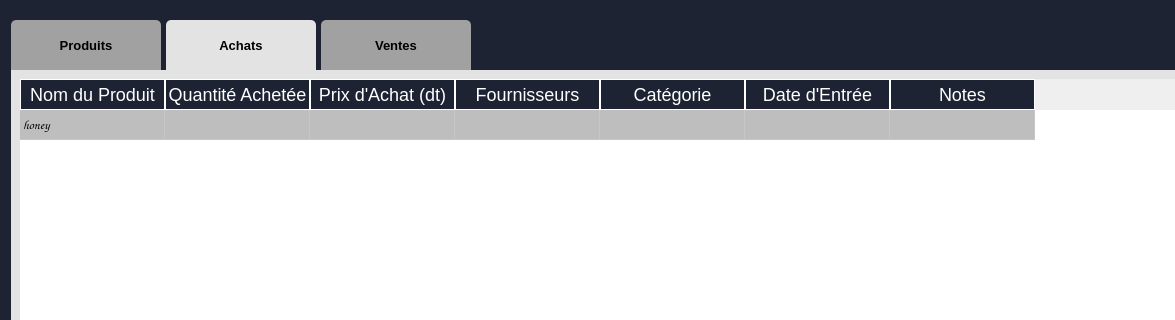
MoadhOueslati/Product-Management-Software-6, file styles/main.ui: the form before one commit; both pictures show x 0 to 1175 and y 0 to 320 of the 1290 by 920 pixel window.
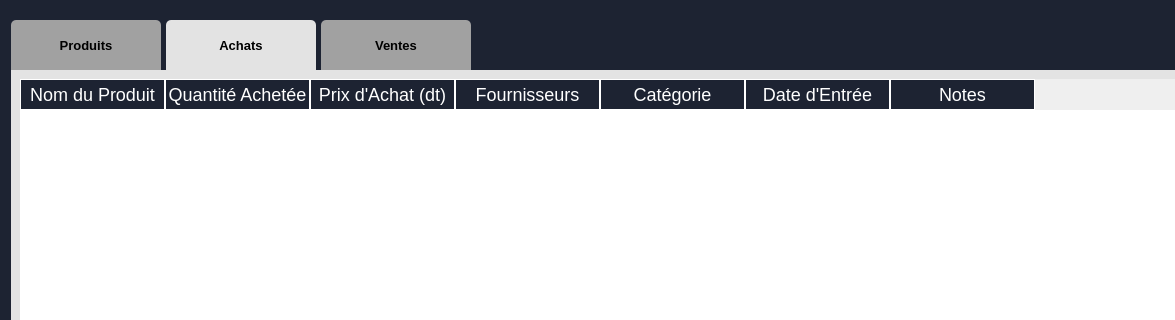
The form after the commit. The open tabs and pages were chosen to show the change. Icons and pictures are not drawn.

Commit message: zedt searching bars lel Achat & Vente tabs.

Diff of the .ui file:
```diff
--- a/styles/main.ui
+++ b/styles/main.ui
@@ -1190,11 +1190,6 @@
           <attribute name="verticalHeaderStretchLastSection">
            <bool>false</bool>
           </attribute>
-          <row>
-           <property name="text">
-            <string>1</string>
-           </property>
-          </row>
           <column>
            <property name="text">
             <string>Nom du Produit</string>
@@ -1230,11 +1225,6 @@
             <string>Notes</string>
            </property>
           </column>
-          <item row="0" column="0">
-           <property name="text">
-            <string>honey</string>
-           </property>
-          </item>
          </widget>
         </item>
        </layout>
```
The commit also changes 1 other file.
